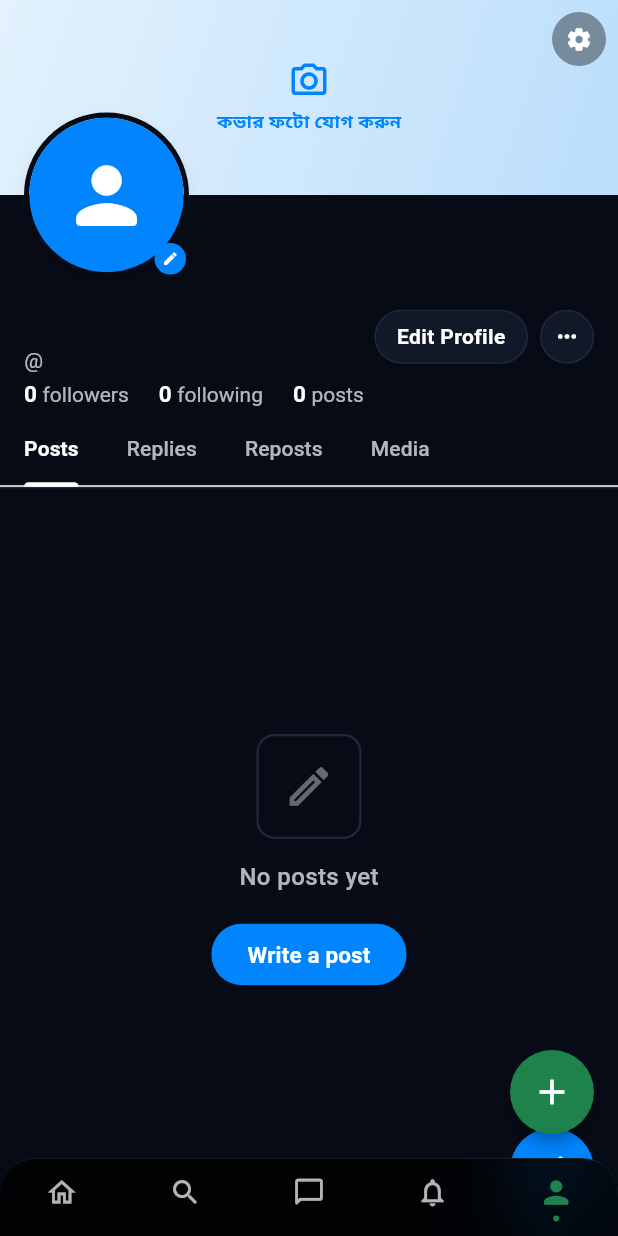
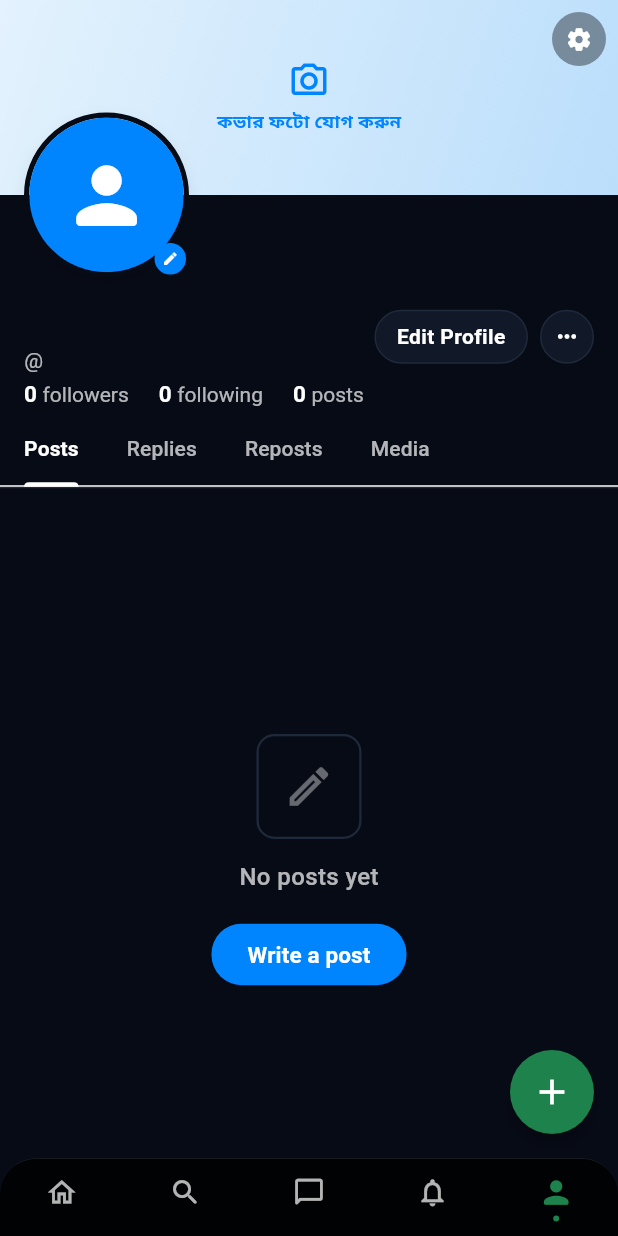
Before and after one commit to arafath306/gok, a Flutter app: the screen it shows once a user with an empty profile is signed in, swiped to page 5, on a phone screen of 412 x 824 dp. Run offline on Flutter 3.47's test engine with Material 3 defaults, Android fonts, the phone set to English and light mode, and no system bars; our stand-ins replace google_fonts, image_picker, supabase_flutter; accounts and stored records are empty; network calls fail.

Commit message:
Remove redundant floating action button on profile screen

```diff
--- a/lib/screens/profile/profile_screen.dart
+++ b/lib/screens/profile/profile_screen.dart
@@ -153,28 +153,7 @@
               body: bodyContent,
             ),
           ),
-          floatingActionButton: _isOwnProfile
-              ? FloatingActionButton(
-                  heroTag: 'profile_fab',
-                  onPressed: () async {
-                    if (profile != null) {
-                      await Navigator.push(
-                        context,
-                        NoTransitionPageRoute(
-                          child: EditProfileScreen(
-                            profile: profile.toJson(),
-                          ),
-                        ),
-                      );
-                      db.fetchMyProfile();
-                    }
-                  },
-                  backgroundColor: const Color(0xFF0085FF),
-                  shape: const CircleBorder(),
-                  elevation: 3,
-                  child: const Icon(Icons.edit_rounded, color: Colors.white),
-                )
-              : null,
+          floatingActionButton: null,
         );
       },
     );
```
